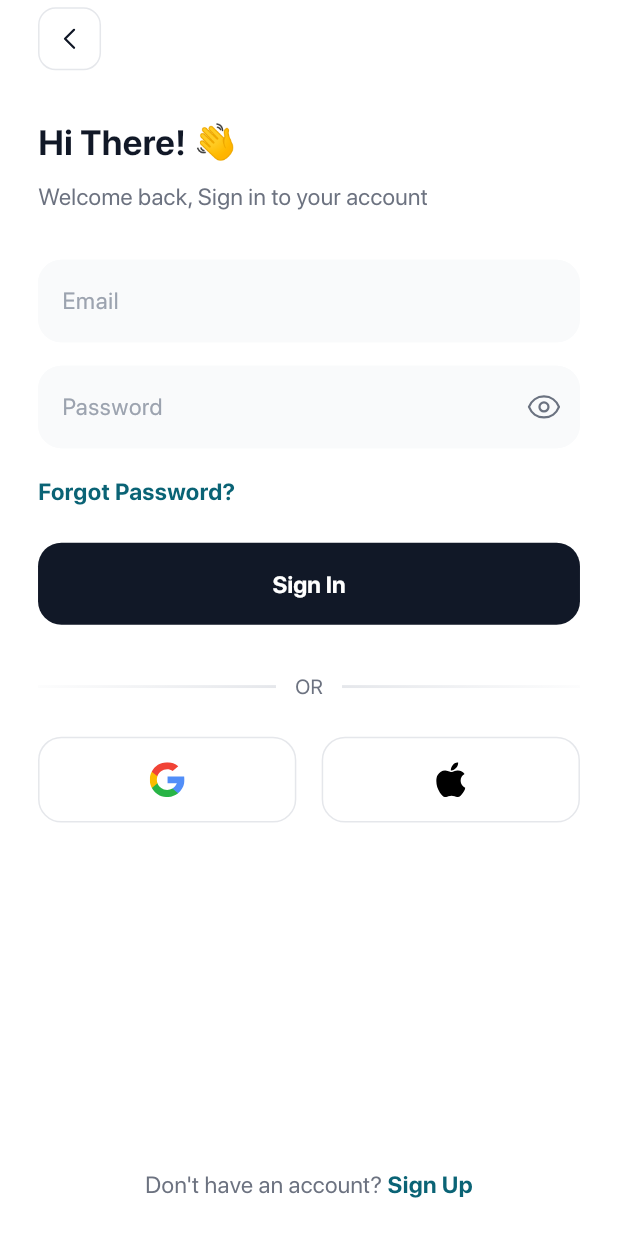
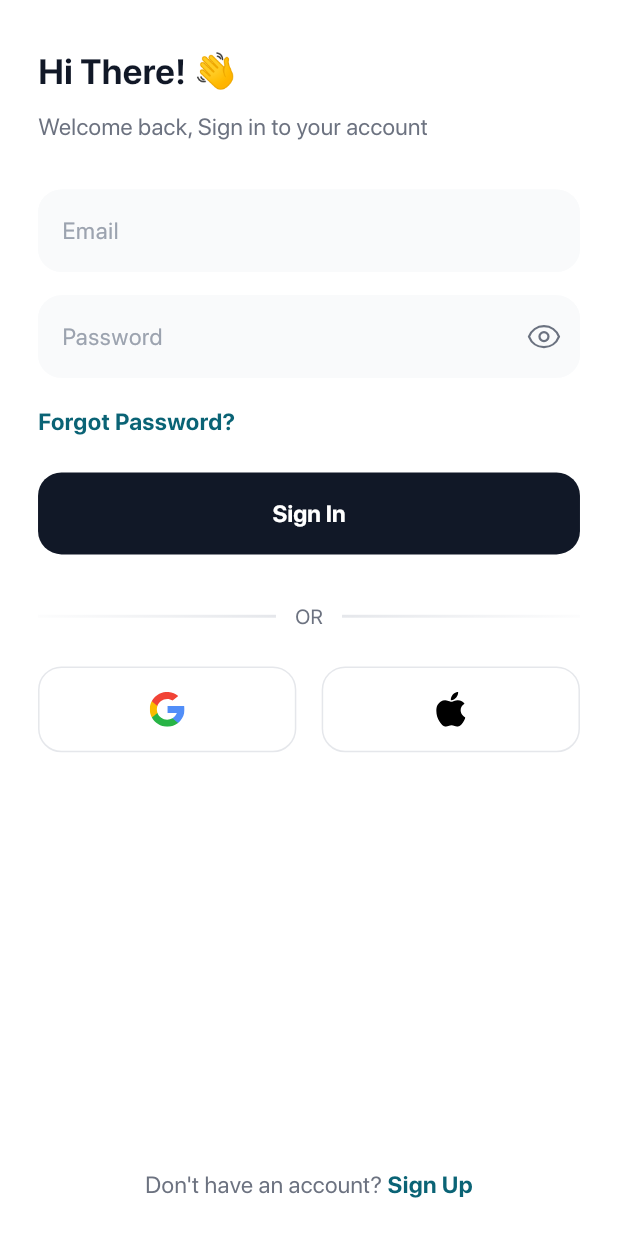
Before and after one commit to fiki2002/Smart-Pay, a Flutter app: the screen it shows after launch, after a tap on "Get Started", on a phone screen of 412 x 824 dp. Run offline on Flutter 3.47's test engine with Material 3 defaults, Android fonts, the phone set to English and light mode, and no system bars; our stand-ins replace another_flushbar, carousel_slider, device_info_plus, flutter_screenutil, flutter_secure_storage, flutter_svg and 6 more.

Commit message:
fix: minor fixes

```diff
--- a/lib/core/navigator/route_generator.dart
+++ b/lib/core/navigator/route_generator.dart
@@ -3,6 +3,8 @@ import 'package:smart_pay/features/features.dart';
 
 class RouteGenerator {
   static Route<dynamic> generateRoute(RouteSettings settings) {
+    final Object? args = settings.arguments;
+
     switch (settings.name) {
       case '/':
         return pageRoute(const SplashView());
@@ -11,7 +13,10 @@ class RouteGenerator {
         return pageRoute(const OnboardingView());
 
       case SignInView.route:
-        return pageRoute(const SignInView());
+        final param = args as bool?;
+        return pageRoute(
+          SignInView(canPop: param),
+        );
 
       case DashboardView.route:
         return pageRoute(const DashboardView());
@@ -35,7 +40,10 @@ class RouteGenerator {
         return pageRoute(const GetMoreInfoOnUserView());
 
       case SetPinCodeView.route:
-        return pageRoute(const SetPinCodeView());
+        final param = args as bool?;
+        return pageRoute(
+          SetPinCodeView(canPop: param),
+        );
 
       case PinSetSuccessView.route:
         return pageRoute(const PinSetSuccessView());
--- a/lib/features/authentication/presentation/sign_in/views/sign_in_view.dart
+++ b/lib/features/authentication/presentation/sign_in/views/sign_in_view.dart
@@ -3,7 +3,8 @@ import 'package:smart_pay/core/core.dart';
 import 'package:smart_pay/features/features.dart';
 
 class SignInView extends StatelessWidget {
-  const SignInView({super.key});
+  const SignInView({super.key, this.canPop = true});
+  final bool? canPop;
 
   static const String route = '/sign_in_view';
   @override
@@ -13,8 +14,10 @@ class SignInView extends StatelessWidget {
       body: Column(
         crossAxisAlignment: CrossAxisAlignment.start,
         children: [
-          vSpace(kSize5),
-          const BackWidget(),
+          if (canPop == true) ...[
+            vSpace(kSize5),
+            const BackWidget(),
+          ],
           Expanded(
             child: Column(
               crossAxisAlignment: CrossAxisAlignment.start,
--- a/lib/features/authentication/presentation/sign_up/notifier/sign_up_notifier.dart
+++ b/lib/features/authentication/presentation/sign_up/notifier/sign_up_notifier.dart
@@ -123,7 +123,7 @@ class SignUpNotifier extends ChangeNotifier {
         await _sessionManager.setToken(r.token ?? '');
         await _sessionManager.saveFullName(r.user?.userName ?? '');
         _resetSignUpData();
-        clearRoad(SetPinCodeView.route);
+        clearRoad(SetPinCodeView.route, arguments: false);
       },
     );
   }
--- a/lib/features/dashboard/presentation/notifier/dashboard_notifier.dart
+++ b/lib/features/dashboard/presentation/notifier/dashboard_notifier.dart
@@ -61,7 +61,7 @@ class DashboardNotifier extends ChangeNotifier {
       (r) {
         _sessionManager.clearStorage();
 
-        clearRoad(SignInView.route);
+        clearRoad(SignInView.route, arguments: false);
       },
     );
   }
--- a/lib/features/splash/view/splash_view.dart
+++ b/lib/features/splash/view/splash_view.dart
@@ -119,9 +119,9 @@ class _SplashViewState extends State<SplashView>
       case UserAuthStatus.loggedInNoPin:
         clearRoad(SetPinCodeView.route);
       case UserAuthStatus.onboard:
-        clearRoad(SignInView.route);
+        clearRoad(SignInView.route, arguments: false);
       default:
-        clearRoad(OnboardingView.route);
+        clearRoad(OnboardingView.route, arguments: false);
     }
   }
 
```
Also changed, not shown: lib/features/authentication/presentation/set_pin_code/views/set_pin_code_view.dart (+6 -3 lines).
